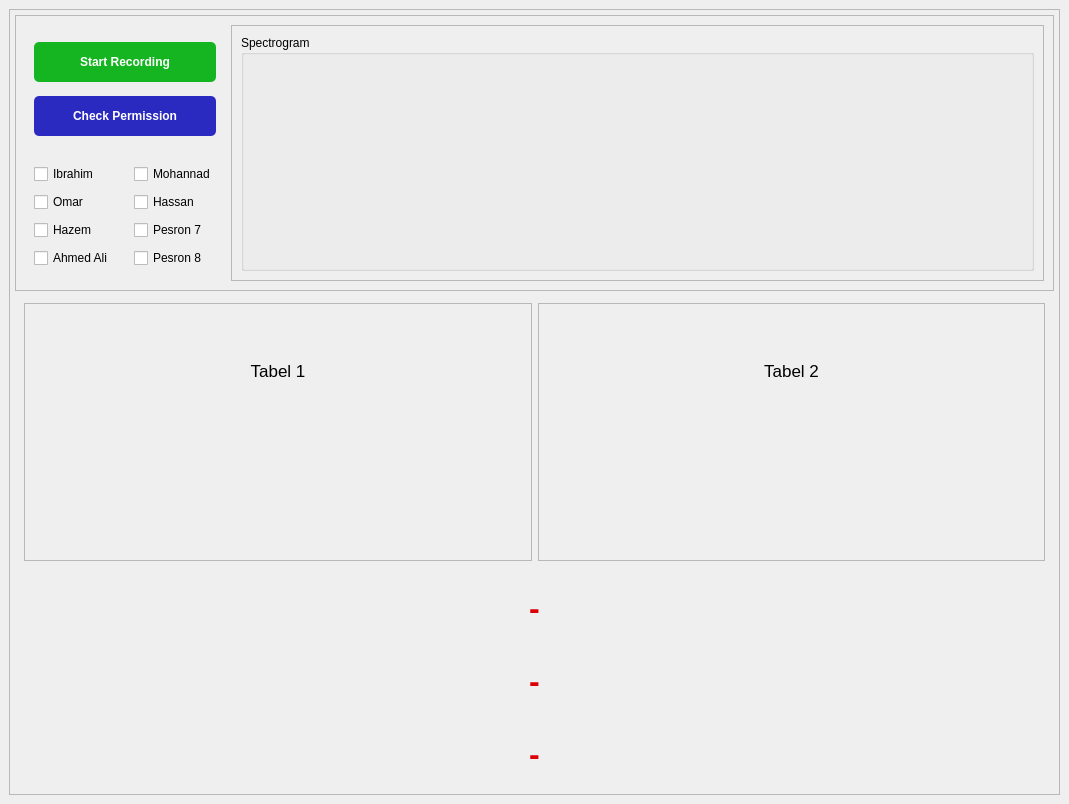
Before: the Qt Designer form task5.ui in OmarAtef0/Voice-Signal-Authentication, drawn with Qt 5.
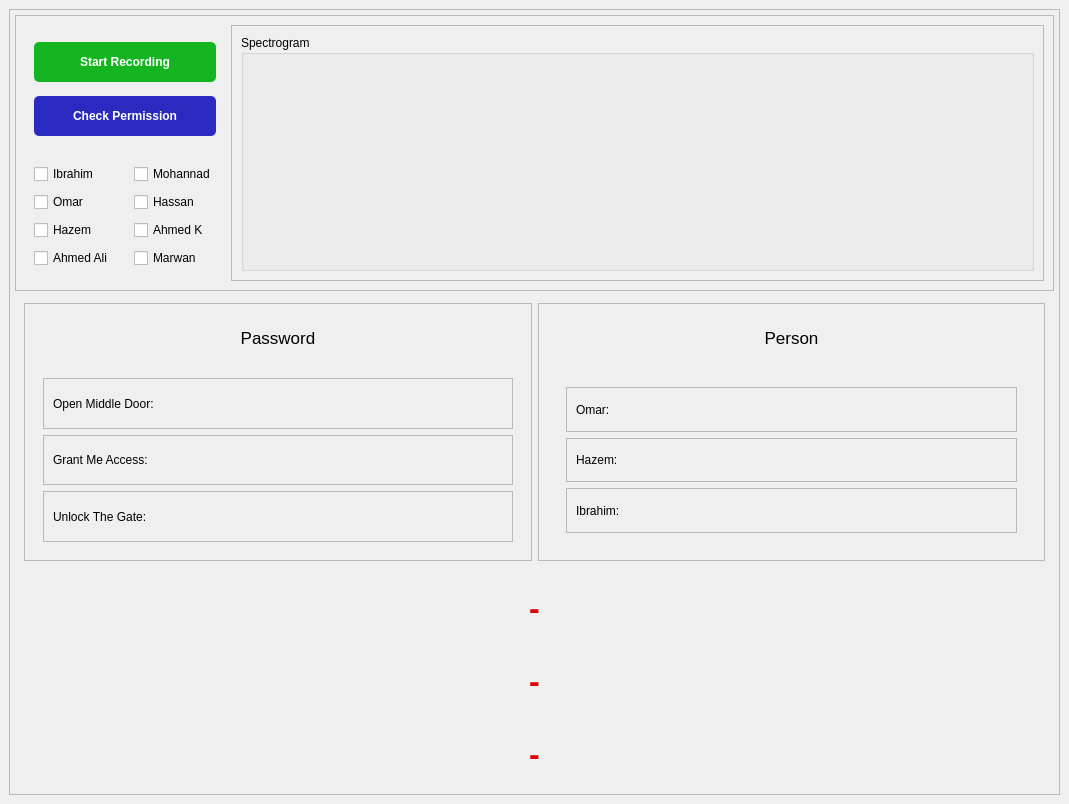
After: the same form once the commit is applied.

What changed in the file:
```diff
--- a/task5.ui
+++ b/task5.ui
@@ -303,14 +303,14 @@
                    <item>
                     <widget class="QCheckBox" name="Pesron7">
                      <property name="text">
-                      <string>Pesron 7</string>
+                      <string>Ahmed K</string>
                      </property>
                     </widget>
                    </item>
                    <item>
                     <widget class="QCheckBox" name="Pesron8">
                      <property name="text">
-                      <string>Pesron 8</string>
+                      <string>Marwan</string>
                      </property>
                     </widget>
                    </item>
@@ -411,6 +411,12 @@
          <layout class="QHBoxLayout" name="horizontalLayout_3">
           <item>
            <widget class="QFrame" name="frame_7">
+            <property name="sizePolicy">
+             <sizepolicy hsizetype="Expanding" vsizetype="Preferred">
+              <horstretch>0</horstretch>
+              <verstretch>0</verstretch>
+             </sizepolicy>
+            </property>
             <property name="frameShape">
              <enum>QFrame::StyledPanel</enum>
             </property>
@@ -429,13 +435,19 @@
                  <verstretch>0</verstretch>
                 </sizepolicy>
                </property>
+               <property name="maximumSize">
+                <size>
+                 <width>16777215</width>
+                 <height>50</height>
+                </size>
+               </property>
                <property name="font">
                 <font>
                  <pointsize>13</pointsize>
                 </font>
                </property>
                <property name="text">
-                <string>Tabel 1</string>
+                <string>Password</string>
                </property>
                <property name="alignment">
                 <set>Qt::AlignCenter</set>
@@ -453,6 +465,104 @@
                <property name="lineWidth">
                 <number>0</number>
                </property>
+               <layout class="QVBoxLayout" name="verticalLayout_9">
+                <item>
+                 <widget class="QFrame" name="frame_14">
+                  <property name="frameShape">
+                   <enum>QFrame::StyledPanel</enum>
+                  </property>
+                  <property name="frameShadow">
+                   <enum>QFrame::Raised</enum>
+                  </property>
+                  <layout class="QHBoxLayout" name="horizontalLayout_5">
+                   <property name="topMargin">
+                    <number>0</number>
+                   </property>
+                   <property name="bottomMargin">
+                    <number>0</number>
+                   </property>
+                   <item>
+                    <widget class="QLabel" name="label">
+                     <property name="text">
+                      <string>Open Middle Door:</string>
+                     </property>
+                    </widget>
+                   </item>
+                   <item>
+                    <widget class="QLabel" name="openLabel">
+                     <property name="text">
+                      <string/>
+                     </property>
+                    </widget>
+                   </item>
+                  </layout>
+                 </widget>
+                </item>
+                <item>
+                 <widget class="QFrame" name="frame_15">
+                  <property name="frameShape">
+                   <enum>QFrame::StyledPanel</enum>
+                  </property>
+                  <property name="frameShadow">
+                   <enum>QFrame::Raised</enum>
+                  </property>
+                  <layout class="QHBoxLayout" name="horizontalLayout_6">
+                   <property name="topMargin">
+                    <number>0</number>
+                   </property>
+                   <property name="bottomMargin">
+                    <number>0</number>
+                   </property>
+                   <item>
+                    <widget class="QLabel" name="label_5">
+                     <property name="text">
+                      <string>Grant Me Access:</string>
+                     </property>
+                    </widget>
+                   </item>
+                   <item>
+                    <widget class="QLabel" name="grantLabel">
+                     <property name="text">
+                      <string/>
+                     </property>
+                    </widget>
+                   </item>
+                  </layout>
+                 </widget>
+                </item>
+                <item>
+                 <widget class="QFrame" name="frame_16">
+                  <property name="frameShape">
+                   <enum>QFrame::StyledPanel</enum>
+                  </property>
+                  <property name="frameShadow">
+                   <enum>QFrame::Raised</enum>
+                  </property>
+                  <layout class="QHBoxLayout" name="horizontalLayout_7">
+                   <property name="topMargin">
+                    <number>0</number>
+                   </property>
+                   <property name="bottomMargin">
+                    <number>0</number>
+                   </property>
+                   <item>
+                    <widget class="QLabel" name="label_7">
+                     <property name="text">
+                      <string>Unlock The Gate:</string>
+                     </property>
+                    </widget>
+                   </item>
+                   <item>
+                    <widget class="QLabel" name="unlockLabel">
+                     <property name="text">
+                      <string/>
+                     </property>
+                    </widget>
+                   </item>
+                  </layout>
+                 </widget>
+                </item>
+               </layout>
               </widget>
              </item>
             </layout>
@@ -460,6 +570,12 @@
           </item>
           <item>
            <widget class="QFrame" name="frame_8">
+            <property name="sizePolicy">
+             <sizepolicy hsizetype="Expanding" vsizetype="Preferred">
+              <horstretch>0</horstretch>
+              <verstretch>0</verstretch>
+             </sizepolicy>
+            </property>
             <property name="frameShape">
              <enum>QFrame::StyledPanel</enum>
             </property>
@@ -478,13 +594,19 @@
                  <verstretch>0</verstretch>
                 </sizepolicy>
                </property>
+               <property name="maximumSize">
+                <size>
+                 <width>16777215</width>
+                 <height>50</height>
+                </size>
+               </property>
                <property name="font">
                 <font>
                  <pointsize>13</pointsize>
                 </font>
                </property>
                <property name="text">
-                <string>Tabel 2</string>
+                <string>Person</string>
                </property>
                <property name="alignment">
                 <set>Qt::AlignCenter</set>
@@ -502,6 +624,119 @@
                <property name="lineWidth">
                 <number>0</number>
                </property>
+               <layout class="QVBoxLayout" name="verticalLayout_11">
+                <item>
+                 <widget class="QFrame" name="frame_17">
+                  <property name="frameShape">
+                   <enum>QFrame::NoFrame</enum>
+                  </property>
+                  <property name="frameShadow">
+                   <enum>QFrame::Raised</enum>
+                  </property>
+                  <property name="lineWidth">
+                   <number>0</number>
+                  </property>
+                  <layout class="QVBoxLayout" name="verticalLayout_10">
+                   <item>
+                    <widget class="QFrame" name="frame_18">
+                     <property name="frameShape">
+                      <enum>QFrame::StyledPanel</enum>
+                     </property>
+                     <property name="frameShadow">
+                      <enum>QFrame::Raised</enum>
+                     </property>
+                     <layout class="QHBoxLayout" name="horizontalLayout_8">
+                      <property name="topMargin">
+                       <number>0</number>
+                      </property>
+                      <property name="bottomMargin">
+                       <number>0</number>
+                      </property>
+                      <item>
+                       <widget class="QLabel" name="label_9">
+                        <property name="text">
+                         <string>Omar:</string>
+                        </property>
+                       </widget>
+                      </item>
+                      <item>
+                       <widget class="QLabel" name="omarLabel">
+                        <property name="text">
+                         <string/>
+                        </property>
+                       </widget>
+                      </item>
+                     </layout>
+                    </widget>
+                   </item>
+                   <item>
+                    <widget class="QFrame" name="frame_19">
+                     <property name="frameShape">
+                      <enum>QFrame::StyledPanel</enum>
+                     </property>
+                     <property name="frameShadow">
+                      <enum>QFrame::Raised</enum>
+                     </property>
+                     <layout class="QHBoxLayout" name="horizontalLayout_11">
+                      <property name="topMargin">
+                       <number>0</number>
+                      </property>
+                      <property name="bottomMargin">
+                       <number>0</number>
+                      </property>
+                      <item>
+                       <widget class="QLabel" name="label_15">
+                        <property name="text">
+                         <string>Hazem:</string>
+                        </property>
+                       </widget>
+                      </item>
+                      <item>
+                       <widget class="QLabel" name="hazemLabel">
+                        <property name="text">
+                         <string/>
+                        </property>
+                       </widget>
+                      </item>
+                     </layout>
+                    </widget>
+                   </item>
+                   <item>
+                    <widget class="QFrame" name="frame_20">
+                     <property name="frameShape">
+                      <enum>QFrame::StyledPanel</enum>
+                     </property>
+                     <property name="frameShadow">
+                      <enum>QFrame::Raised</enum>
+                     </property>
+                     <layout class="QHBoxLayout" name="horizontalLayout_12">
+                      <property name="topMargin">
+                       <number>0</number>
+                      </property>
+                      <property name="bottomMargin">
+                       <number>0</number>
+                      </property>
+                      <item>
+                       <widget class="QLabel" name="label_17">
+                        <property name="text">
+                         <string>Ibrahim:</string>
+                        </property>
+                       </widget>
+                      </item>
+                      <item>
+                       <widget class="QLabel" name="ibrahimLabel">
+                        <property name="text">
+                         <string/>
+                        </property>
+                       </widget>
+                      </item>
+                     </layout>
+                    </widget>
+                   </item>
+                  </layout>
+                 </widget>
+                </item>
+               </layout>
               </widget>
              </item>
             </layout>
```
